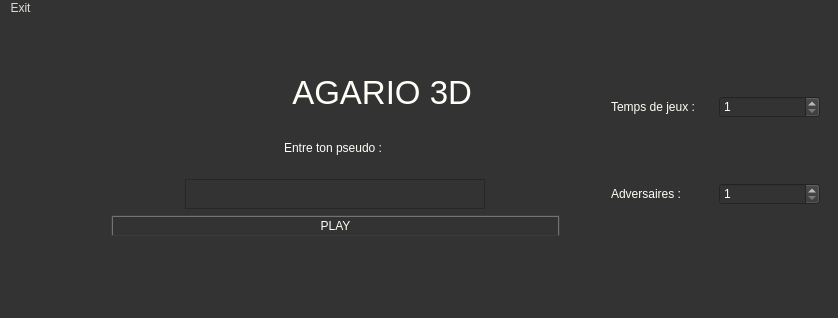
This is jeu_complet/mainwindow.ui in pci-ua/Agar.ia3D as Qt 5 draws it before an edit. The edited form follows.
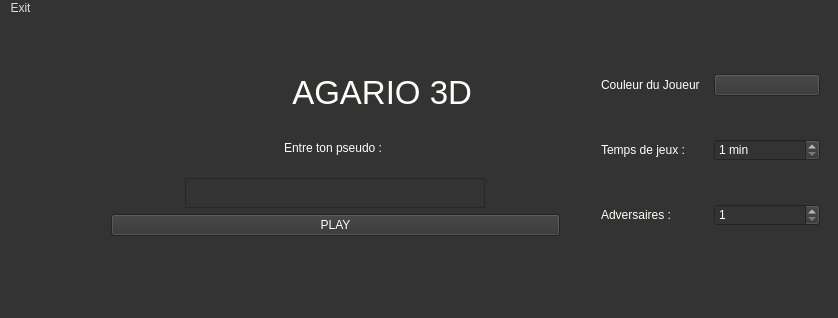
This is the edited form.

What changed in the file:
```diff
--- a/jeu_complet/mainwindow.ui
+++ b/jeu_complet/mainwindow.ui
@@ -26,19 +26,7 @@
 	background-color:rgb(42, 42, 42);
 	color: rgb(0, 255, 0);
 }
-QPushButton{
-	border-style: outset;
-	border-width: 2px;
-	border-top-color: qlineargradient(spread:pad, x1:0.5, y1:0.6, x2:0.5, y2:0.4, stop:0 rgba(115, 115, 115, 255), stop:1 rgba(62, 62, 62, 255));
-	border-right-color: qlineargradient(spread:pad, x1:0.4, y1:0.5, x2:0.6, y2:0.5, stop:0 rgba(115, 115, 115, 255), stop:1 rgba(62, 62, 62, 255));
-	border-left-color: qlineargradient(spread:pad, x1:0.6, y1:0.5, x2:0.4, y2:0.5, stop:0 rgba(115, 115, 115, 255), stop:1 rgba(62, 62, 62, 255));
-	border-bottom-color: rgb(58, 58, 58);
-	border-bottom-width: 1px;
-	border-style: solid;
-	color: rgb(255, 255, 255);
-	padding: 2px;
-	background-color: qlineargradient(spread:pad, x1:0.5, y1:1, x2:0.5, y2:0, stop:0 rgba(77, 77, 77, 255), stop:1 rgba(97, 97, 97, 255));
-}
+
 QPushButton:hover{
 	border-style: outset;
 	border-width: 2px;
@@ -315,13 +303,31 @@
    <widget class="QWidget" name="verticalLayoutWidget_3">
     <property name="geometry">
      <rect>
-      <x>600</x>
+      <x>590</x>
       <y>10</y>
-      <width>231</width>
+      <width>241</width>
       <height>251</height>
      </rect>
     </property>
     <layout class="QVBoxLayout" name="verticalLayout_3">
+     <item>
+      <layout class="QHBoxLayout" name="horizontalLayout_7">
+       <item>
+        <widget class="QLabel" name="label_4">
+         <property name="text">
+          <string>Couleur du Joueur</string>
+         </property>
+        </widget>
+       </item>
+       <item>
+        <widget class="QPushButton" name="pushButton_2">
+         <property name="text">
+          <string/>
+         </property>
+        </widget>
+       </item>
+      </layout>
+     </item>
      <item>
       <layout class="QHBoxLayout" name="horizontalLayout_6">
        <item>
@@ -334,7 +340,7 @@
        <item>
         <widget class="QSpinBox" name="spinBox_4">
          <property name="suffix">
-          <string> </string>
+          <string> min</string>
          </property>
          <property name="prefix">
           <string/>
```
